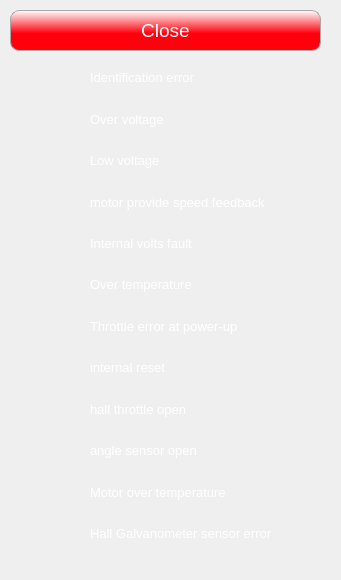
First picture: the form in ui/alerts.ui, repository rozkalibrowany/vocc, before the edit.
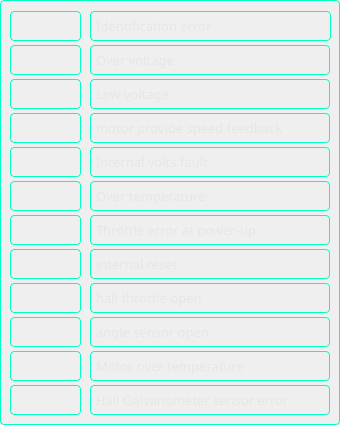
Second picture: the form after the edit. Icons and pictures are not drawn.

Commit message: New way of initialize controller alerts

The edit to the form file:
```diff
--- a/ui/alerts.ui
+++ b/ui/alerts.ui
@@ -6,44 +6,77 @@
    <rect>
     <x>0</x>
     <y>0</y>
-    <width>341</width>
-    <height>580</height>
+    <width>340</width>
+    <height>425</height>
    </rect>
   </property>
   <property name="windowTitle">
    <string>Form</string>
   </property>
-  <property name="styleSheet">
-   <string notr="true">QLabel {
-	color: white;
-}</string>
-  </property>
-  <widget class="QWidget" name="widget" native="true">
+  <widget class="QFrame" name="frame_2">
    <property name="geometry">
     <rect>
      <x>0</x>
      <y>0</y>
-     <width>341</width>
-     <height>581</height>
+     <width>340</width>
+     <height>425</height>
     </rect>
    </property>
+   <property name="sizePolicy">
+    <sizepolicy hsizetype="Preferred" vsizetype="Expanding">
+     <horstretch>0</horstretch>
+     <verstretch>0</verstretch>
+    </sizepolicy>
+   </property>
+   <property name="minimumSize">
+    <size>
+     <width>340</width>
+     <height>420</height>
+    </size>
+   </property>
+   <property name="maximumSize">
+    <size>
+     <width>340</width>
+     <height>425</height>
+    </size>
+   </property>
    <property name="styleSheet">
-    <string notr="true">#widget {
-	background-image: url(&quot;img/tlo.png&quot;);
+    <string notr="true">QFrame{
+border: 1px solid #00ffc1;
+border-radius: 4px;
+padding: 2px;
 }</string>
    </property>
-   <widget class="QWidget" name="verticalLayoutWidget">
+   <property name="frameShape">
+    <enum>QFrame::Box</enum>
+   </property>
+   <property name="frameShadow">
+    <enum>QFrame::Plain</enum>
+   </property>
+   <widget class="QWidget" name="verticalLayoutWidget_7">
     <property name="geometry">
      <rect>
       <x>10</x>
-      <y>60</y>
+      <y>10</y>
       <width>71</width>
-      <height>491</height>
+      <height>411</height>
      </rect>
     </property>
-    <layout class="QVBoxLayout" name="verticalLayout">
+    <layout class="QVBoxLayout" name="verticalLayout_11">
+     <property name="spacing">
+      <number>3</number>
+     </property>
      <item>
       <widget class="QFrame" name="led_err0">
+       <property name="maximumSize">
+        <size>
+         <width>16777215</width>
+         <height>30</height>
+        </size>
+       </property>
+       <property name="styleSheet">
+        <string notr="true"/>
+       </property>
        <property name="frameShape">
         <enum>QFrame::NoFrame</enum>
        </property>
@@ -54,16 +87,31 @@
      </item>
      <item>
       <widget class="QFrame" name="led_err1">
+       <property name="maximumSize">
+        <size>
+         <width>16777215</width>
+         <height>30</height>
+        </size>
+       </property>
        <property name="frameShape">
         <enum>QFrame::NoFrame</enum>
        </property>
        <property name="frameShadow">
         <enum>QFrame::Raised</enum>
        </property>
+       <property name="lineWidth">
+        <number>0</number>
+       </property>
       </widget>
      </item>
      <item>
       <widget class="QFrame" name="led_err2">
+       <property name="maximumSize">
+        <size>
+         <width>16777215</width>
+         <height>30</height>
+        </size>
+       </property>
        <property name="frameShape">
         <enum>QFrame::NoFrame</enum>
        </property>
@@ -74,6 +122,12 @@
      </item>
      <item>
       <widget class="QFrame" name="led_err4">
+       <property name="maximumSize">
+        <size>
+         <width>16777215</width>
+         <height>30</height>
+        </size>
+       </property>
        <property name="frameShape">
         <enum>QFrame::NoFrame</enum>
        </property>
@@ -84,6 +138,12 @@
      </item>
      <item>
       <widget class="QFrame" name="led_err5">
+       <property name="maximumSize">
+        <size>
+         <width>16777215</width>
+         <height>30</height>
+        </size>
+       </property>
        <property name="frameShape">
         <enum>QFrame::NoFrame</enum>
        </property>
@@ -94,6 +154,12 @@
      </item>
      <item>
       <widget class="QFrame" name="led_err6">
+       <property name="maximumSize">
+        <size>
+         <width>16777215</width>
+         <height>30</height>
+        </size>
+       </property>
        <property name="frameShape">
         <enum>QFrame::NoFrame</enum>
        </property>
@@ -104,6 +170,12 @@
      </item>
      <item>
       <widget class="QFrame" name="led_err7">
+       <property name="maximumSize">
+        <size>
+         <width>16777215</width>
+         <height>30</height>
+        </size>
+       </property>
        <property name="frameShape">
         <enum>QFrame::NoFrame</enum>
        </property>
@@ -114,6 +186,12 @@
      </item>
      <item>
       <widget class="QFrame" name="led_err9">
+       <property name="maximumSize">
+        <size>
+         <width>16777215</width>
+         <height>30</height>
+        </size>
+       </property>
        <property name="frameShape">
         <enum>QFrame::NoFrame</enum>
        </property>
@@ -124,6 +202,12 @@
      </item>
      <item>
       <widget class="QFrame" name="led_err10">
+       <property name="maximumSize">
+        <size>
+         <width>16777215</width>
+         <height>30</height>
+        </size>
+       </property>
        <property name="frameShape">
         <enum>QFrame::NoFrame</enum>
        </property>
@@ -134,6 +218,12 @@
      </item>
      <item>
       <widget class="QFrame" name="led_err11">
+       <property name="maximumSize">
+        <size>
+         <width>16777215</width>
+         <height>30</height>
+        </size>
+       </property>
        <property name="frameShape">
         <enum>QFrame::NoFrame</enum>
        </property>
@@ -144,6 +234,12 @@
      </item>
      <item>
       <widget class="QFrame" name="led_err14">
+       <property name="maximumSize">
+        <size>
+         <width>16777215</width>
+         <height>30</height>
+        </size>
+       </property>
        <property name="frameShape">
         <enum>QFrame::NoFrame</enum>
        </property>
@@ -154,6 +250,12 @@
      </item>
      <item>
       <widget class="QFrame" name="led_err15">
+       <property name="maximumSize">
+        <size>
+         <width>16777215</width>
+         <height>30</height>
+        </size>
+       </property>
        <property name="frameShape">
         <enum>QFrame::NoFrame</enum>
        </property>
@@ -164,25 +266,47 @@
      </item>
     </layout>
    </widget>
-   <widget class="QWidget" name="verticalLayoutWidget_2">
+   <widget class="QWidget" name="verticalLayoutWidget_8">
     <property name="geometry">
      <rect>
       <x>90</x>
-      <y>60</y>
-      <width>231</width>
-      <height>491</height>
+      <y>10</y>
+      <width>241</width>
+      <height>411</height>
      </rect>
     </property>
-    <layout class="QVBoxLayout" name="verticalLayout_2">
+    <layout class="QVBoxLayout" name="verticalLayout_12">
+     <property name="spacing">
+      <number>3</number>
+     </property>
      <item>
       <widget class="QLabel" name="label_err0">
+       <property name="minimumSize">
+        <size>
+         <width>0</width>
+         <height>0</height>
+        </size>
+       </property>
+       <property name="maximumSize">
+        <size>
+         <width>245</width>
+         <height>30</height>
+        </size>
+       </property>
        <property name="font">
         <font>
+         <family>Halvetica</family>
          <pointsize>10</pointsize>
+         <weight>50</weight>
+         <italic>false</italic>
+         <bold>false</bold>
         </font>
        </property>
        <property name="styleSheet">
-        <string notr="true"/>
+        <string notr="true">QLabel{
+font: 10pt &quot;Halvetica&quot; ;
+color: #e6e6e6;
+}</string>
        </property>
        <property name="text">
         <string>Identification error</string>
@@ -191,13 +315,26 @@
      </item>
      <item>
       <widget class="QLabel" name="label_err1">
+       <property name="maximumSize">
+        <size>
+         <width>240</width>
+         <height>30</height>
+        </size>
+       </property>
        <property name="font">
         <font>
+         <family>Halvetica</family>
          <pointsize>10</pointsize>
+         <weight>50</weight>
+         <italic>false</italic>
+         <bold>false</bold>
         </font>
        </property>
        <property name="styleSheet">
-        <string notr="true"/>
+        <string notr="true">QLabel{
+font: 10pt &quot;Halvetica&quot; ;
+color: #e6e6e6;
+}</string>
        </property>
        <property name="text">
         <string>Over voltage</string>
@@ -206,13 +343,26 @@
      </item>
      <item>
       <widget class="QLabel" name="label_err2">
+       <property name="maximumSize">
+        <size>
+         <width>240</width>
+         <height>30</height>
+        </size>
+       </property>
        <property name="font">
         <font>
+         <family>Halvetica</family>
          <pointsize>10</pointsize>
+         <weight>50</weight>
+         <italic>false</italic>
+         <bold>false</bold>
         </font>
        </property>
        <property name="styleSheet">
-        <string notr="true"/>
+        <string notr="true">QLabel{
+font: 10pt &quot;Halvetica&quot; ;
+color: #e6e6e6;
+}</string>
        </property>
        <property name="text">
         <string>Low voltage</string>
@@ -221,11 +371,27 @@
      </item>
      <item>
       <widget class="QLabel" name="label_err4">
+       <property name="maximumSize">
+        <size>
+         <width>240</width>
+         <height>30</height>
+        </size>
+       </property>
        <property name="font">
         <font>
+         <family>Halvetica</family>
          <pointsize>10</pointsize>
+         <weight>50</weight>
+         <italic>false</italic>
+         <bold>false</bold>
         </font>
        </property>
+       <property name="styleSheet">
+        <string notr="true">QLabel{
+font: 10pt &quot;Halvetica&quot; ;
+color: #e6e6e6;
+}</string>
+       </property>
        <property name="text">
         <string>motor provide speed feedback</string>
        </property>
@@ -233,11 +399,27 @@
      </item>
      <item>
       <widget class="QLabel" name="label_err5">
+       <property name="maximumSize">
+        <size>
+         <width>240</width>
+         <height>30</height>
+        </size>
+       </property>
        <property name="font">
         <font>
+         <family>Halvetica</family>
          <pointsize>10</pointsize>
+         <weight>50</weight>
+         <italic>false</italic>
+         <bold>false</bold>
         </font>
        </property>
+       <property name="styleSheet">
+        <string notr="true">QLabel{
+font: 10pt &quot;Halvetica&quot; ;
+color: #e6e6e6;
+}</string>
+       </property>
        <property name="text">
         <string>Internal volts fault</string>
        </property>
@@ -245,11 +427,27 @@
      </item>
      <item>
       <widget class="QLabel" name="label_err6">
+       <property name="maximumSize">
+        <size>
+         <width>240</width>
+         <height>30</height>
+        </size>
+       </property>
        <property name="font">
         <font>
+         <family>Halvetica</family>
          <pointsize>10</pointsize>
+         <weight>50</weight>
+         <italic>false</italic>
+         <bold>false</bold>
         </font>
        </property>
+       <property name="styleSheet">
+        <string notr="true">QLabel{
+font: 10pt &quot;Halvetica&quot; ;
+color: #e6e6e6;
+}</string>
+       </property>
        <property name="text">
         <string>Over temperature</string>
        </property>
@@ -257,11 +455,27 @@
      </item>
      <item>
       <widget class="QLabel" name="label_err7">
+       <property name="maximumSize">
+        <size>
+         <width>240</width>
+         <height>30</height>
+        </size>
+       </property>
        <property name="font">
         <font>
+         <family>Halvetica</family>
          <pointsize>10</pointsize>
+         <weight>50</weight>
+         <italic>false</italic>
+         <bold>false</bold>
         </font>
        </property>
+       <property name="styleSheet">
+        <string notr="true">QLabel{
+font: 10pt &quot;Halvetica&quot; ;
+color: #e6e6e6;
+}</string>
+       </property>
        <property name="text">
         <string>Throttle error at power-up</string>
        </property>
@@ -269,11 +483,27 @@
      </item>
      <item>
       <widget class="QLabel" name="label_err9">
+       <property name="maximumSize">
+        <size>
+         <width>240</width>
+         <height>30</height>
+        </size>
+       </property>
        <property name="font">
         <font>
+         <family>Halvetica</family>
          <pointsize>10</pointsize>
+         <weight>50</weight>
+         <italic>false</italic>
+         <bold>false</bold>
         </font>
        </property>
+       <property name="styleSheet">
+        <string notr="true">QLabel{
+font: 10pt &quot;Halvetica&quot; ;
+color: #e6e6e6;
+}</string>
+       </property>
        <property name="text">
         <string>internal reset</string>
        </property>
@@ -281,11 +511,27 @@
      </item>
      <item>
       <widget class="QLabel" name="label_err10">
+       <property name="maximumSize">
+        <size>
+         <width>240</width>
+         <height>30</height>
+        </size>
+       </property>
        <property name="font">
         <font>
+         <family>Halvetica</family>
          <pointsize>10</pointsize>
+         <weight>50</weight>
+         <italic>false</italic>
+         <bold>false</bold>
         </font>
        </property>
+       <property name="styleSheet">
+        <string notr="true">QLabel{
+font: 10pt &quot;Halvetica&quot; ;
+color: #e6e6e6;
+}</string>
+       </property>
        <property name="text">
         <string>hall throttle open</string>
        </property>
@@ -293,11 +539,27 @@
      </item>
      <item>
       <widget class="QLabel" name="label_err11">
+       <property name="maximumSize">
+        <size>
+         <width>240</width>
+         <height>30</height>
+        </size>
+       </property>
        <property name="font">
         <font>
+         <family>Halvetica</family>
          <pointsize>10</pointsize>
+         <weight>50</weight>
+         <italic>false</italic>
+         <bold>false</bold>
         </font>
        </property>
+       <property name="styleSheet">
+        <string notr="true">QLabel{
+font: 10pt &quot;Halvetica&quot; ;
+color: #e6e6e6;
+}</string>
+       </property>
        <property name="text">
         <string>angle sensor open</string>
        </property>
@@ -305,11 +567,27 @@
      </item>
      <item>
       <widget class="QLabel" name="label_err14">
+       <property name="maximumSize">
+        <size>
+         <width>240</width>
+         <height>30</height>
+        </size>
+       </property>
        <property name="font">
         <font>
+         <family>Halvetica</family>
          <pointsize>10</pointsize>
+         <weight>50</weight>
+         <italic>false</italic>
+         <bold>false</bold>
         </font>
        </property>
+       <property name="styleSheet">
+        <string notr="true">QLabel{
+font: 10pt &quot;Halvetica&quot; ;
+color: #e6e6e6;
+}</string>
+       </property>
        <property name="text">
         <string>Motor over temperature</string>
        </property>
@@ -317,11 +595,27 @@
      </item>
      <item>
       <widget class="QLabel" name="label_err15">
+       <property name="maximumSize">
+        <size>
+         <width>240</width>
+         <height>30</height>
+        </size>
+       </property>
        <property name="font">
         <font>
+         <family>Halvetica</family>
          <pointsize>10</pointsize>
+         <weight>50</weight>
+         <italic>false</italic>
+         <bold>false</bold>
         </font>
        </property>
+       <property name="styleSheet">
+        <string notr="true">QLabel{
+font: 10pt &quot;Halvetica&quot; ;
+color: #e6e6e6;
+}</string>
+       </property>
        <property name="text">
         <string>Hall Galvanometer sensor error</string>
        </property>
@@ -329,35 +623,6 @@
      </item>
     </layout>
    </widget>
-   <widget class="QPushButton" name="close_btn">
-    <property name="geometry">
-     <rect>
-      <x>10</x>
-      <y>10</y>
-      <width>311</width>
-      <height>41</height>
-     </rect>
-    </property>
-    <property name="font">
-     <font>
-      <pointsize>14</pointsize>
-     </font>
-    </property>
-    <property name="cursor">
-     <cursorShape>PointingHandCursor</cursorShape>
-    </property>
-    <property name="styleSheet">
-     <string notr="true">/*background-color: qlineargradient(spread:pad, x1:0.522955, y1:0, x2:0.517, y2:1, stop:0 rgba(255, 164, 176, 255), stop:1 rgba(255, 0, 12, 255)); */
-color: white;
-border: 1px solid darkgrey;
-border-radius: 9px;
-background-color: qlineargradient(spread:pad, x1:0.522955, y1:0, x2:0.522682, y2:0.574, stop:0 rgba(255, 255, 255, 255), stop:1 rgba(255, 0, 12, 255));
-background-image: none;</string>
-    </property>
-    <property name="text">
-     <string>Close</string>
-    </property>
-   </widget>
   </widget>
  </widget>
  <resources/>
```
Left out of the diff: 4 changed lines with no effect on the pictures. The commit also changes 7 other files.
